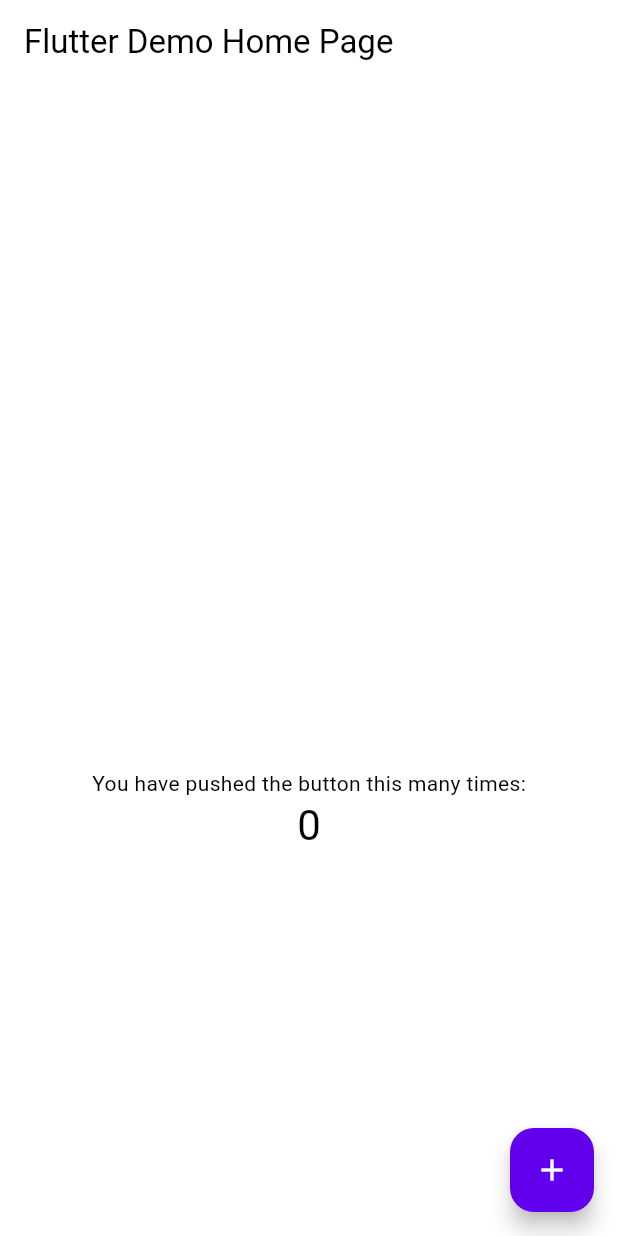
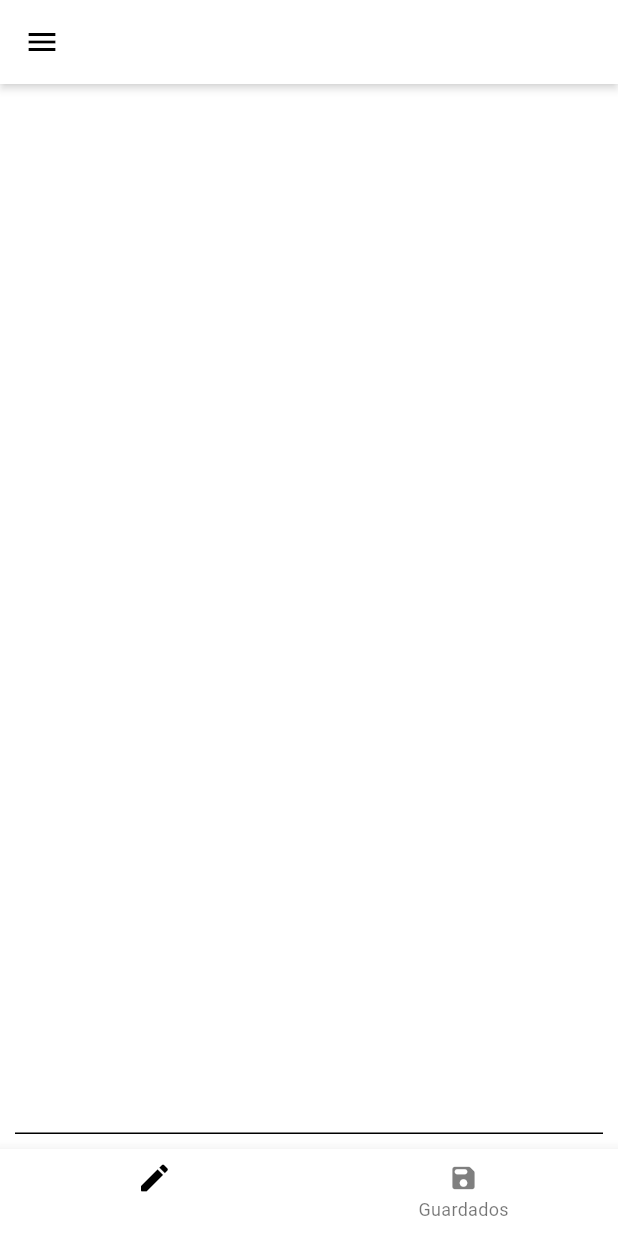
Before and after one commit to FrancoTerranovaJob/text-edditer, a Flutter app: the screen it shows after launch, on a phone screen of 412 x 824 dp. Run offline on Flutter 3.47's test engine with Material 3 defaults, Android fonts, the phone set to English and light mode, and no system bars.

```diff
--- /dev/null
+++ b/lib/application/navigation/app_navigator.dart
@@ -0,0 +1,20 @@
+import 'package:flutter/cupertino.dart';
+import 'package:flutter/material.dart';
+
+class AppNavigator {
+  static Future<dynamic> pushReplace(
+      {required Widget page,
+      required BuildContext context,
+      Function(Object? value)? then}) async {
+    Navigator.pushReplacement(
+      context,
+      MaterialPageRoute(
+        builder: (BuildContext context) => page,
+      ),
+    ).then((value) {
+      if (then != null) {
+        then(value);
+      }
+    });
+  }
+}
--- a/lib/application/theme/app_theme.dart
+++ b/lib/application/theme/app_theme.dart
@@ -4,6 +4,13 @@ class AppTheme {
   static ThemeData lightTheme(BuildContext context) {
     return ThemeData(
       useMaterial3: true,
+      appBarTheme: AppBarTheme(
+        surfaceTintColor: Colors.white,
+        elevation: 2,
+        shadowColor: Colors.white,
+        backgroundColor: Colors.white,
+
+      ),
       colorScheme: _lightColorScheme(context),
       textTheme: _textTheme(context),
     );
@@ -12,6 +19,12 @@ class AppTheme {
   static ThemeData darkTheme(BuildContext context) {
     return ThemeData(
       useMaterial3: true,
+      appBarTheme: AppBarTheme(
+        backgroundColor: Colors.black,
+        surfaceTintColor: Colors.black,
+        shadowColor: Colors.white.withOpacity(0.1),
+        elevation: 2,
+      ),
       colorScheme: _darkColorScheme(context),
       textTheme: _textTheme(context),
     );
@@ -20,12 +33,14 @@ class AppTheme {
   static ColorScheme _lightColorScheme(BuildContext context) {
     return const ColorScheme.light().copyWith(
       primary: Colors.white,
+      secondary: Colors.black,
     );
   }
 
   static ColorScheme _darkColorScheme(BuildContext context) {
     return const ColorScheme.dark().copyWith(
       primary: Colors.black,
+      secondary: Colors.white,
     );
   }
 
--- a/lib/core/implementations/text_edditer_core/text_edditer_core.dart
+++ b/lib/core/implementations/text_edditer_core/text_edditer_controller.dart
@@ -1,11 +1,14 @@
 import 'package:flutter/cupertino.dart';
 
-class TextEdditerCore extends TextEditingController {
+class TextEdditerController extends TextEditingController {
 
+  TextEdditerController({required super.text});
 
   @override
   TextSpan buildTextSpan(
       {required BuildContext context, TextStyle? style, required bool withComposing}) {
     return TextSpan();
   }
+
+
 }
--- /dev/null
+++ b/lib/core/widgets/bottom_navigator.dart
@@ -0,0 +1,49 @@
+import 'package:flutter/material.dart';
+import 'package:text_edditer/application/navigation/app_navigator.dart';
+import 'package:text_edditer/feature/editing/editing_page.dart';
+import 'package:text_edditer/feature/saved_documents/saved_documents.dart';
+
+class BottomNavigator extends StatelessWidget {
+  final int _index;
+
+  const BottomNavigator({
+    super.key,
+    required int index,
+  }) : _index = index;
+
+  @override
+  Widget build(BuildContext context) {
+    return BottomNavigationBar(
+        backgroundColor: Theme.of(context).colorScheme.primary,
+        iconSize: 20,
+        currentIndex: _index,
+        selectedIconTheme: IconThemeData(
+          color: Theme.of(context).colorScheme.secondary,
+        ),
+        unselectedIconTheme: IconThemeData(
+          color: Theme.of(context).colorScheme.secondary.withOpacity(0.5),
+        ),
+        onTap: (index) {
+          switch (index) {
+            case 0:
+              AppNavigator.pushReplace(
+                  page: const EditingPage(), context: context);
+            case 1:
+              AppNavigator.pushReplace(
+                  page: const SavedDocuments(), context: context);
+          }
+        },
+        items: const [
+          BottomNavigationBarItem(
+            label: 'Editar',
+              activeIcon: Icon(
+                Icons.edit_rounded,
+                size: 24,
+              ),
+              icon: Icon(
+            Icons.edit_rounded,
+          )),
+          BottomNavigationBarItem(label: 'Guardados', icon: Icon(Icons.save_rounded),activeIcon: Icon(Icons.save_rounded,size: 24,)),
+        ]);
+  }
+}
--- /dev/null
+++ b/lib/core/widgets/edditer_base_widget.dart
@@ -0,0 +1,26 @@
+import 'package:flutter/material.dart';
+import 'package:text_edditer/core/widgets/bottom_navigator.dart';
+
+class EdditerBaseWidget extends StatelessWidget {
+  final Widget _child;
+  final int _selectedIndex;
+
+  const EdditerBaseWidget(
+      {super.key, required Widget child, required int selectedIndex})
+      : _child = child,
+        _selectedIndex = selectedIndex;
+
+  @override
+  Widget build(BuildContext context) {
+    return Scaffold(
+      bottomNavigationBar: BottomNavigator(
+         index: _selectedIndex,
+      ),
+      drawer: Drawer(),
+      appBar: AppBar(),
+      body: SafeArea(
+        child: _child,
+      ),
+    );
+  }
+}
--- /dev/null
+++ b/lib/core/widgets/paper_card.dart
@@ -0,0 +1,20 @@
+import 'package:flutter/material.dart';
+
+class PaperCard extends StatelessWidget {
+  final Widget _child;
+
+  const PaperCard({super.key, required Widget child}) : _child = child;
+
+  @override
+  Widget build(BuildContext context) {
+    return Card(
+      margin: EdgeInsets.zero,
+      shape: LinearBorder.none,
+
+      child: Padding(
+        padding: const EdgeInsets.all(10),
+        child: _child,
+      ),
+    );
+  }
+}
--- /dev/null
+++ b/lib/feature/editing/editing_page.dart
@@ -0,0 +1,20 @@
+import 'package:flutter/material.dart';
+import 'package:text_edditer/core/widgets/edditer_base_widget.dart';
+import 'package:text_edditer/core/widgets/paper_card.dart';
+
+class EditingPage extends StatelessWidget {
+  const EditingPage({super.key});
+
+  @override
+  Widget build(BuildContext context) {
+    return EdditerBaseWidget(
+        selectedIndex: 0,
+        child: PaperCard(
+          child: TextField(
+            maxLines: 400,
+            minLines: 400,
+            cursorColor: Theme.of(context).colorScheme.secondary,
+          ),
+        ));
+  }
+}
--- a/lib/main.dart
+++ b/lib/main.dart
@@ -1,5 +1,6 @@
 import 'package:flutter/material.dart';
 import 'package:text_edditer/application/theme/app_theme.dart';
+import 'package:text_edditer/feature/editing/editing_page.dart';
 
 void main() {
   runApp(const MyApp());
@@ -8,7 +9,7 @@ void main() {
 class MyApp extends StatelessWidget {
   const MyApp({super.key});
 
-  // This widget is the root of your application.
+
   @override
   Widget build(BuildContext context) {
     return MaterialApp(
@@ -17,100 +18,7 @@ class MyApp extends StatelessWidget {
       themeMode: ThemeMode.system,
       theme: AppTheme.lightTheme(context),
       darkTheme: AppTheme.darkTheme(context),
-      home: const MyHomePage(title: 'Flutter Demo Home Page'),
+      home: const EditingPage(),
     );
   }
 }
-
-class MyHomePage extends StatefulWidget {
-  const MyHomePage({super.key, required this.title});
-
-  // This widget is the home page of your application. It is stateful, meaning
-  // that it has a State object (defined below) that contains fields that affect
-  // how it looks.
-
-  // This class is the configuration for the state. It holds the values (in this
-  // case the title) provided by the parent (in this case the App widget) and
-  // used by the build method of the State. Fields in a Widget subclass are
-  // always marked "final".
-
-  final String title;
-
-  @override
-  State<MyHomePage> createState() => _MyHomePageState();
-}
-
-class _MyHomePageState extends State<MyHomePage> {
-  int _counter = 0;
-
-  void _incrementCounter() {
-    setState(() {
-      // This call to setState tells the Flutter framework that something has
-      // changed in this State, which causes it to rerun the build method below
-      // so that the display can reflect the updated values. If we changed
-      // _counter without calling setState(), then the build method would not be
-      // called again, and so nothing would appear to happen.
-      _counter++;
-    });
-  }
-
-  @override
-  Widget build(BuildContext context) {
-    // This method is rerun every time setState is called, for instance as done
-    // by the _incrementCounter method above.
-    //
-    // The Flutter framework has been optimized to make rerunning build methods
-    // fast, so that you can just rebuild anything that needs updating rather
-    // than having to individually change instances of widgets.
-    return Scaffold(
-      appBar: AppBar(
-        // TRY THIS: Try changing the color here to a specific color (to
-        // Colors.amber, perhaps?) and trigger a hot reload to see the AppBar
-        // change color while the other colors stay the same.
-        backgroundColor: Theme.of(context).colorScheme.inversePrimary,
-        // Here we take the value from the MyHomePage object that was created by
-        // the App.build method, and use it to set our appbar title.
-        title: Text(widget.title),
-      ),
-      body: Center(
-        // Center is a layout widget. It takes a single child and positions it
-        // in the middle of the parent.
-        child: Column(
-          // Column is also a layout widget. It takes a list of children and
-          // arranges them vertically. By default, it sizes itself to fit its
-          // children horizontally, and tries to be as tall as its parent.
-          //
-          // Column has various properties to control how it sizes itself and
-          // how it positions its children. Here we use mainAxisAlignment to
-          // center the children vertically; the main axis here is the vertical
-          // axis because Columns are vertical (the cross axis would be
-          // horizontal).
-          //
-          // TRY THIS: Invoke "debug painting" (choose the "Toggle Debug Paint"
-          // action in the IDE, or press "p" in the console), to see the
-          // wireframe for each widget.
-          mainAxisAlignment: MainAxisAlignment.center,
-          children: <Widget>[
-            Container(
-              height: 200,
-              width: 200,
-              color: Theme.of(context).colorScheme.primary,
-            ),
-            const Text(
-              'You have pushed the button this many times:',
-            ),
-            Text(
-              '$_counter',
-              style: Theme.of(context).textTheme.headlineMedium,
-            ),
-          ],
-        ),
-      ),
-      floatingActionButton: FloatingActionButton(
-        onPressed: _incrementCounter,
-        tooltip: 'Increment',
-        child: const Icon(Icons.add),
-      ), // This trailing comma makes auto-formatting nicer for build methods.
-    );
-  }
-}
--- a/pubspec.yaml
+++ b/pubspec.yaml
@@ -30,7 +30,7 @@ environment:
 dependencies:
   flutter:
     sdk: flutter
-
+  flutter_bloc: ^8.1.6
 
   # The following adds the Cupertino Icons font to your application.
   # Use with the CupertinoIcons class for iOS style icons.
```
Also changed, not shown: lib/core/implementations/text_edditer_core/edditer_decoder.dart (added, +18 -0 lines), lib/core/implementations/text_edditer_core/edditer_monitor.dart (added, +28 -0 lines), lib/feature/saved_documents/saved_documents.dart (added, +13 -0 lines), lib/application/di/di_implementation.dart (added).
